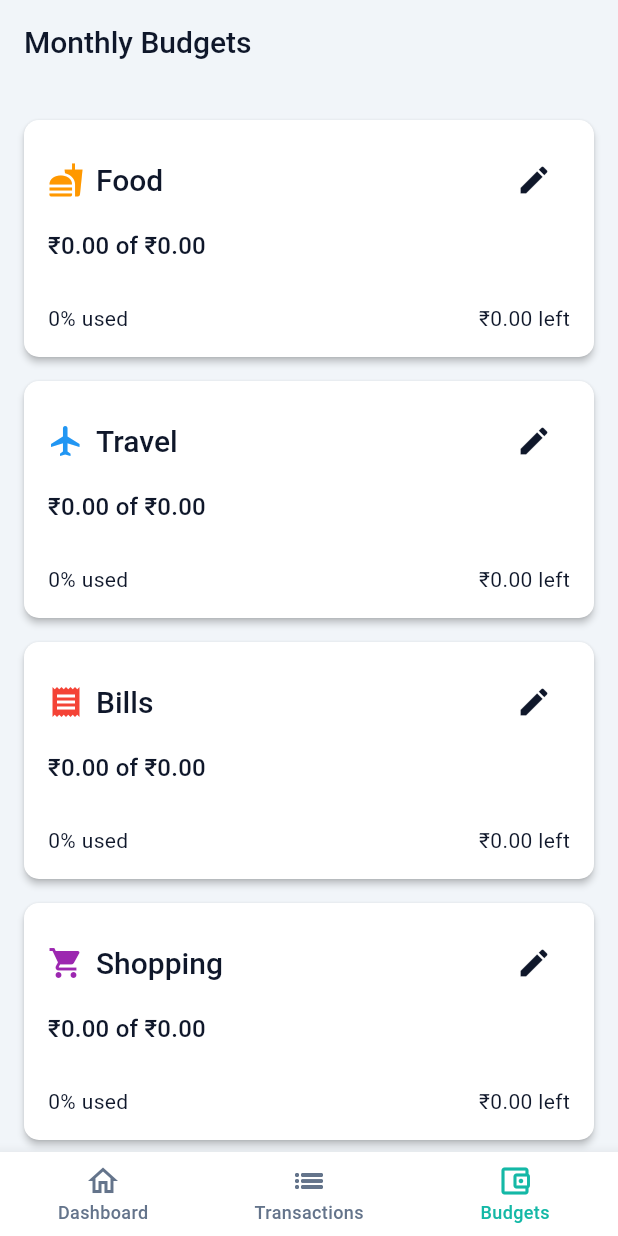
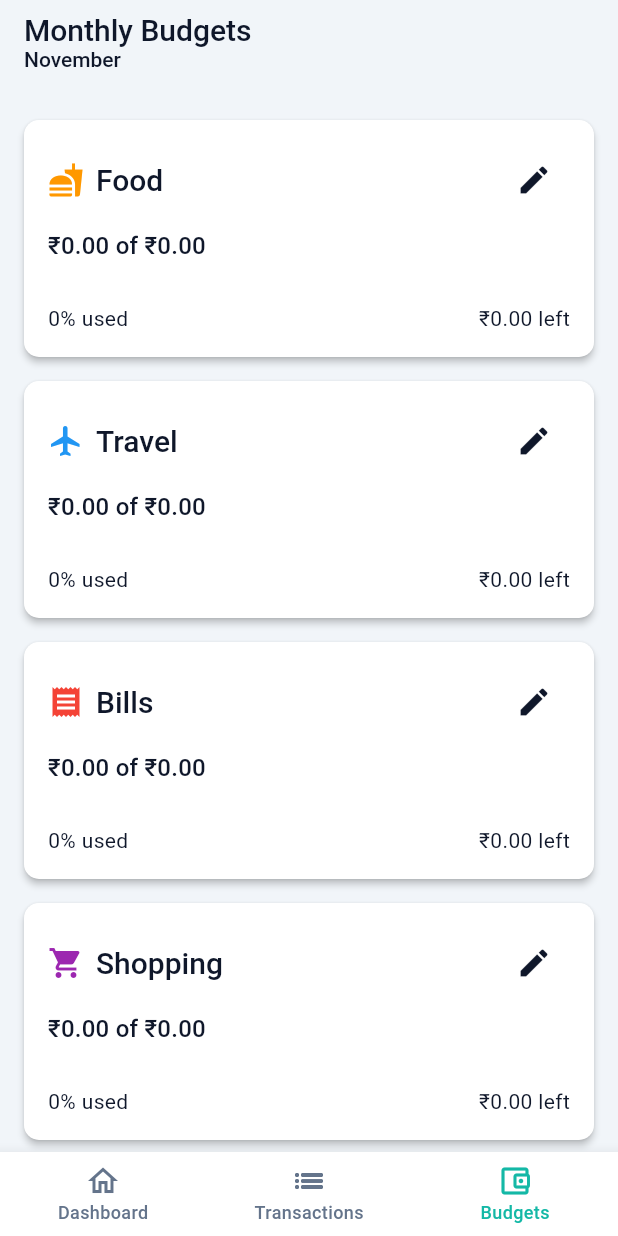
Before and after one commit to Rishab-ms/fintrack_app, a Flutter app: the screen it shows after launch, swiped to page 3, on a phone screen of 412 x 824 dp. Run offline on Flutter 3.47's test engine with Material 3 defaults, Android fonts, the light colour scheme and no system bars; our stand-ins replace fl_chart, flutter_riverpod, hive, hive_flutter, riverpod_annotation; accounts and stored records are empty; generated files the repository leaves out were written again.

Commit message:
in budget screen we show current month name to avoid confusion

```diff
--- a/lib/features/budgets/presentation/budget_screen.dart
+++ b/lib/features/budgets/presentation/budget_screen.dart
@@ -1,12 +1,10 @@
 import 'package:flutter/material.dart';
 import 'package:flutter_riverpod/flutter_riverpod.dart';
-import 'package:fintrack_app/core/data/models/budget_model.dart';
 import 'package:fintrack_app/core/data/repositories/budget_repository.dart';
 import 'package:fintrack_app/core/providers/core_providers.dart';
-import 'package:fintrack_app/core/shared/constants.dart';
-import 'package:fintrack_app/core/shared/utils/date_money_helpers.dart';
 import 'package:fintrack_app/features/budgets/providers/budget_providers.dart';
 import 'package:fintrack_app/features/budgets/presentation/widgets/budget_card.dart';
+import 'package:intl/intl.dart'; // Import for DateFormat
 import 'package:fintrack_app/config/app_theme.dart'; // Import AppSpacing
 
 /// The main UI screen for displaying and managing monthly budgets.
@@ -28,9 +26,21 @@ class BudgetScreen extends ConsumerWidget {
 
     return Scaffold(
       appBar: AppBar(
-        title: Text(
-          'Monthly Budgets',
-          style: Theme.of(context).appBarTheme.titleTextStyle,
+        title: Column(
+          crossAxisAlignment: CrossAxisAlignment.start,
+          children: [
+            Text(
+              'Monthly Budgets',
+              style: Theme.of(context).appBarTheme.titleTextStyle,
+            ),
+            Text(
+              DateFormat.MMMM().format(DateTime.now()),
+              style: Theme.of(context).appBarTheme.titleTextStyle?.copyWith(
+                fontSize: 14,
+                color: Theme.of(context).colorScheme.onSurfaceVariant,
+              ),
+            ),
+          ],
         ),
       ),
       body: budgetStatusAsync.when(
```
